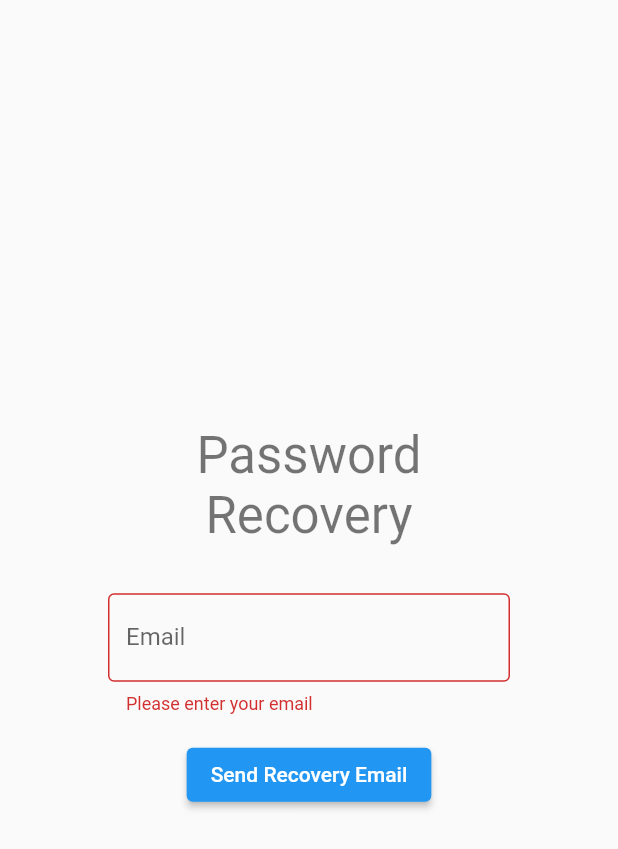
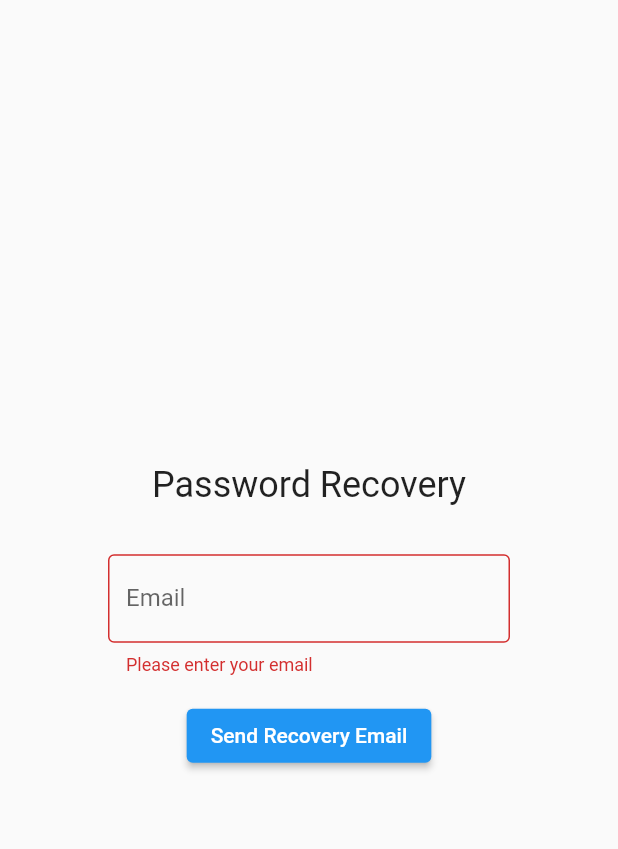
Before and after one commit to Petarj123/Chat-Application, a Flutter app: the PasswordRecoveryWidget screen opened by its route, after a tap on "Send Recovery Email", on a phone screen of 412 x 824 dp. Shown: the top 849 px of the screen. Run offline on Flutter 3.47's test engine with Material 2 defaults, Android fonts, the phone set to English and light mode, and no system bars; our stand-ins replace shared_preferences, socket_io_client; accounts and stored records are empty; network calls fail.

Commit message:
Cleaning code

```diff
--- a/chat_frontend/lib/widgets/PasswordRecoveryWidget.dart
+++ b/chat_frontend/lib/widgets/PasswordRecoveryWidget.dart
@@ -1,21 +1,14 @@
 import 'dart:convert';
-
 import 'package:flutter/material.dart';
 import 'package:http/http.dart' as http;
-
 class PasswordRecoveryWidget extends StatefulWidget {
   @override
   _PasswordRecoveryWidgetState createState() => _PasswordRecoveryWidgetState();
 }
-
 class _PasswordRecoveryWidgetState extends State<PasswordRecoveryWidget> {
   final _formKey = GlobalKey<FormState>();
   final TextEditingController _emailController = TextEditingController();
-
-  void _sendRecoveryEmail() async {
-    if (_formKey.currentState!.validate()) {
-      final email = _emailController.text;
-
+  Future<bool> _sendRecoveryEmail(String email) async {
     try {
       final response = await http.post(
         Uri.parse('http://localhost:8080/api/auth/recovery'),
@@ -26,28 +19,33 @@ class _PasswordRecoveryWidgetState extends State<PasswordRecoveryWidget> {
           'email': email,
         }),
       );
-
       if (response.statusCode == 200) {
+        return true;
+      } else {
+        print('Recovery email failed. Status code: ${response.statusCode}');
+        return false;
+      }
+    } catch (e) {
+      print('Recovery email failed. Error: $e');
+      return false;
+    }
+  }
+  void _handleRecoveryEmail() async {
+    if (_formKey.currentState!.validate()) {
+      final email = _emailController.text;
+      final success = await _sendRecoveryEmail(email);
+      if (success) {
         // Recovery email sent successfully, navigate to the login page
         Navigator.pushReplacementNamed(context, '/login');
-        } else {
-          // Handle API error
-          print('Recovery email failed. Status code: ${response.statusCode}');
-        }
-      } catch (e) {
-        // Handle API call exception
-        print('Recovery email failed. Error: $e');
       }
     }
   }
-
-
   @override
   Widget build(BuildContext context) {
     return Scaffold(
       body: Center(
         child: SingleChildScrollView(
-          child: Container(
+          child: SizedBox(
             width: 300,
             child: Padding(
               padding: const EdgeInsets.all(16.0),
@@ -56,9 +54,9 @@ class _PasswordRecoveryWidgetState extends State<PasswordRecoveryWidget> {
                 child: Column(
                   mainAxisAlignment: MainAxisAlignment.center,
                   children: <Widget>[
-                    Text(
+                    const Text(
                       'Password Recovery',
-                      style: Theme.of(context).textTheme.headline4,
+                      style: TextStyle(fontSize: 24),
                       textAlign: TextAlign.center,
                     ),
                     const SizedBox(height: 32),
@@ -78,7 +76,7 @@ class _PasswordRecoveryWidgetState extends State<PasswordRecoveryWidget> {
                     ),
                     const SizedBox(height: 16),
                     ElevatedButton(
-                      onPressed: _sendRecoveryEmail,
+                      onPressed: _handleRecoveryEmail,
                       child: const Text('Send Recovery Email'),
                     ),
                   ],
@@ -90,5 +88,4 @@ class _PasswordRecoveryWidgetState extends State<PasswordRecoveryWidget> {
       ),
     );
   }
-
 }
```
Also changed, not shown: chat_frontend/lib/widgets/ChatWidget.dart (+9 -9 lines), chat_frontend/lib/widgets/LoginWidget.dart (+14 -12 lines), chat_frontend/lib/widgets/PasswordResetWidget.dart (+2 -8 lines), chat_frontend/lib/widgets/RegisterWidget.dart (+17 -19 lines). Lines whose indentation alone changed are shown as unchanged.
